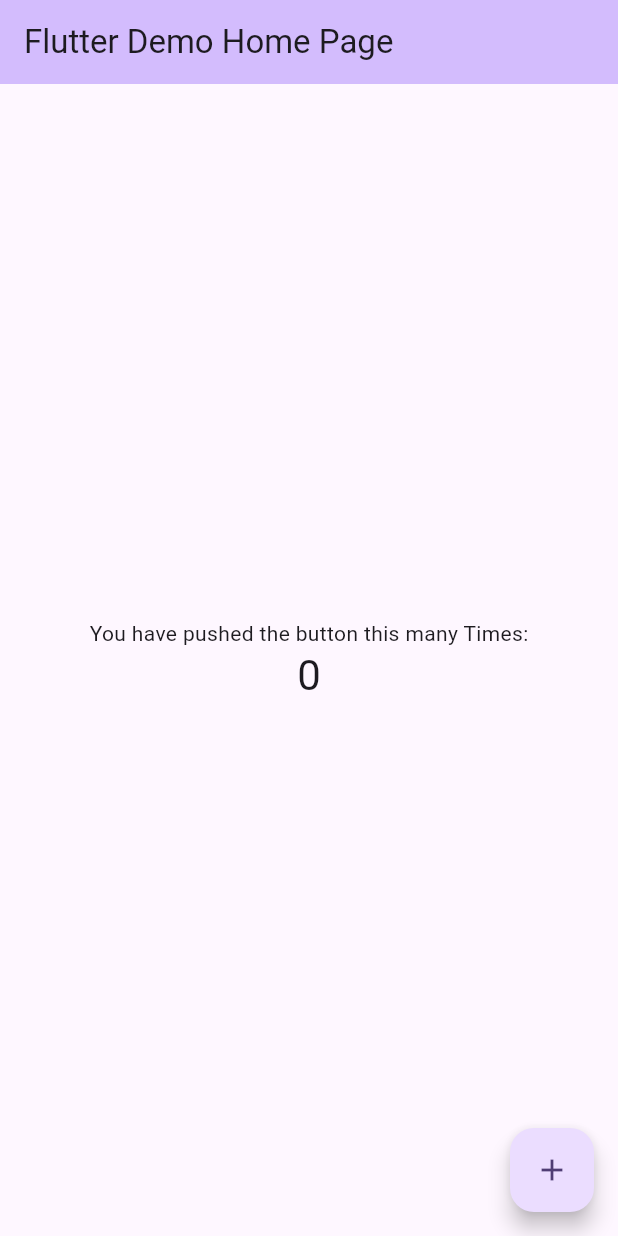
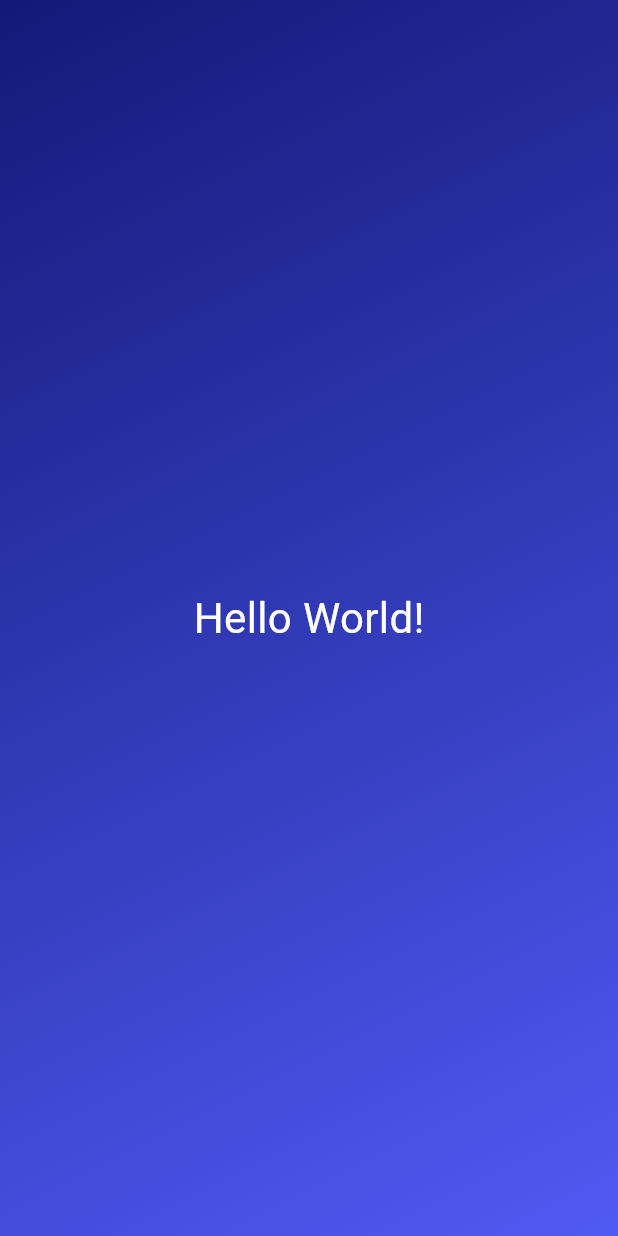
Before and after one commit to MuhammadKhairin/Flutter-FirstApp, a Flutter app: the screen it shows after launch, on a phone screen of 412 x 824 dp. Run offline on Flutter 3.47's test engine with Material 3 defaults, Android fonts, the phone set to English and light mode, and no system bars.

Commit message:
Add Seperate_File

```diff
--- /dev/null
+++ b/lib/gradient_container.dart
@@ -0,0 +1,31 @@
+import 'package:flutter/material.dart';
+
+
+class GradientContainner extends StatelessWidget {
+  const GradientContainner({super.key});
+
+  @override
+  Widget build(context){
+    return  Container(
+          decoration: const BoxDecoration(
+            gradient: LinearGradient(
+              colors: [
+                Color.fromARGB(255, 19, 25, 120),
+                Color.fromARGB(255, 79, 90, 244),
+              ],
+              begin: Alignment.topLeft,
+              end: Alignment.bottomRight,
+            ),
+          ),
+          child: const Center(
+            child: Text(
+              'Hello World!',
+              style: TextStyle(
+                color: Color.fromARGB(255, 255, 255, 255),
+                fontSize: 28,
+              ),
+            ),
+          ),
+        );
+  }
+}
--- a/lib/main.dart
+++ b/lib/main.dart
@@ -1,125 +1,13 @@
 import 'package:flutter/material.dart';
+import 'package:first_app/gradient_container.dart';
 
 void main() {
-  runApp(const MyApp());
+  runApp(
+    const MaterialApp(
+      home: Scaffold(
+        backgroundColor: Color.fromARGB(255, 7, 113, 200),
+        body: GradientContainner(),
+      ),
+    ),
+  );
 }
-
-class MyApp extends StatelessWidget {
-  const MyApp({super.key});
-
-  // This widget is the root of your application.
-  @override
-  Widget build(BuildContext context) {
-    return MaterialApp(
-      title: 'Flutter Demo',
-      theme: ThemeData(
-        // This is the theme of your application.
-        //
-        // TRY THIS: Try running your application with "flutter run". You'll see
-        // the application has a purple toolbar. Then, without quitting the app,
-        // try changing the seedColor in the colorScheme below to Colors.green
-        // and then invoke "hot reload" (save your changes or press the "hot
-        // reload" button in a Flutter-supported IDE, or press "r" if you used
-        // the command line to start the app).
-        //
-        // Notice that the counter didn't reset back to zero; the application
-        // state is not lost during the reload. To reset the state, use hot
-        // restart instead.
-        //
-        // This works for code too, not just values: Most code changes can be
-        // tested with just a hot reload.
-        colorScheme: ColorScheme.fromSeed(seedColor: Colors.deepPurple),
-        useMaterial3: true,
-      ),
-      home: const MyHomePage(title: 'Flutter Demo Home Page'),
-    );
-  }
-}
-
-class MyHomePage extends StatefulWidget {
-  const MyHomePage({super.key, required this.title});
-
-  // This widget is the home page of your application. It is stateful, meaning
-  // that it has a State object (defined below) that contains fields that affect
-  // how it looks.
-
-  // This class is the configuration for the state. It holds the values (in this
-  // case the title) provided by the parent (in this case the App widget) and
-  // used by the build method of the State. Fields in a Widget subclass are
-  // always marked "final".
-
-  final String title;
-
-  @override
-  State<MyHomePage> createState() => _MyHomePageState();
-}
-
-class _MyHomePageState extends State<MyHomePage> {
-  int _counter = 0;
-
-  void _incrementCounter() {
-    setState(() {
-      // This call to setState tells the Flutter framework that something has
-      // changed in this State, which causes it to rerun the build method below
-      // so that the display can reflect the updated values. If we changed
-      // _counter without calling setState(), then the build method would not be
-      // called again, and so nothing would appear to happen.
-      _counter++;
-    });
-  }
-
-  @override
-  Widget build(BuildContext context) {
-    // This method is rerun every time setState is called, for instance as done
-    // by the _incrementCounter method above.
-    //
-    // The Flutter framework has been optimized to make rerunning build methods
-    // fast, so that you can just rebuild anything that needs updating rather
-    // than having to individually change instances of widgets.
-    return Scaffold(
-      appBar: AppBar(
-        // TRY THIS: Try changing the color here to a specific color (to
-        // Colors.amber, perhaps?) and trigger a hot reload to see the AppBar
-        // change color while the other colors stay the same.
-        backgroundColor: Theme.of(context).colorScheme.inversePrimary,
-        // Here we take the value from the MyHomePage object that was created by
-        // the App.build method, and use it to set our appbar title.
-        title: Text(widget.title),
-      ),
-      body: Center(
-        // Center is a layout widget. It takes a single child and positions it
-        // in the middle of the parent.
-        child: Column(
-          // Column is also a layout widget. It takes a list of children and
-          // arranges them vertically. By default, it sizes itself to fit its
-          // children horizontally, and tries to be as tall as its parent.
-          //
-          // Column has various properties to control how it sizes itself and
-          // how it positions its children. Here we use mainAxisAlignment to
-          // center the children vertically; the main axis here is the vertical
-          // axis because Columns are vertical (the cross axis would be
-          // horizontal).
-          //
-          // TRY THIS: Invoke "debug painting" (choose the "Toggle Debug Paint"
-          // action in the IDE, or press "p" in the console), to see the
-          // wireframe for each widget.
-          mainAxisAlignment: MainAxisAlignment.center,
-          children: <Widget>[
-            const Text(
-              'You have pushed the button this many Times:',
-            ),
-            Text(
-              '$_counter',
-              style: Theme.of(context).textTheme.headlineMedium,
-            ),
-          ],
-        ),
-      ),
-      floatingActionButton: FloatingActionButton(
-        onPressed: _incrementCounter,
-        tooltip: 'Increment',
-        child: const Icon(Icons.add),
-      ), // This trailing comma makes auto-formatting nicer for build methods.
-    );
-  }
-}
```
